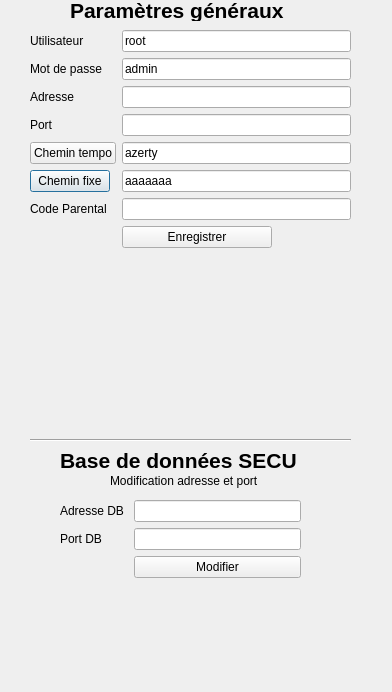
Above: c_options.ui from AlexSerfa/DVDFLIX before the change. Below: the same form after it.
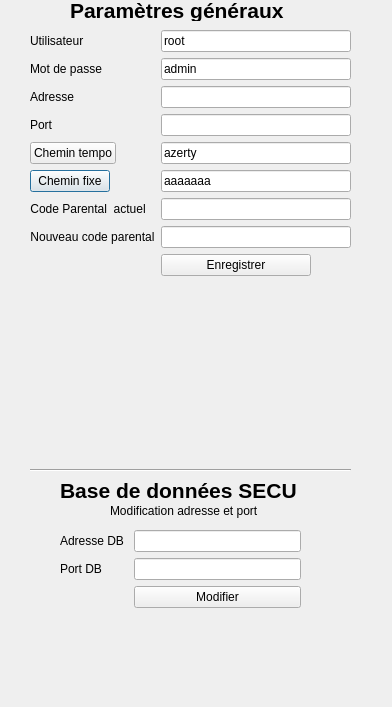
That is the form after the change.

Commit message: -ajout d'un champ pour nouveau code parental

Patch:
```diff
--- a/c_options.ui
+++ b/c_options.ui
@@ -7,7 +7,7 @@
     <x>0</x>
     <y>0</y>
     <width>392</width>
-    <height>692</height>
+    <height>707</height>
    </rect>
   </property>
   <property name="windowTitle">
@@ -19,7 +19,7 @@
      <x>30</x>
      <y>30</y>
      <width>321</width>
-     <height>341</height>
+     <height>371</height>
     </rect>
    </property>
    <layout class="QFormLayout" name="formLayout">
@@ -122,7 +122,13 @@
     <item row="6" column="0">
      <widget class="QLabel" name="label_5">
       <property name="text">
-       <string>Code Parental </string>
+       <string>Code Parental  actuel</string>
+      </property>
+      <property name="alignment">
+       <set>Qt::AlignCenter</set>
+      </property>
+      <property name="wordWrap">
+       <bool>true</bool>
       </property>
      </widget>
     </item>
@@ -145,7 +151,7 @@
       </property>
      </widget>
     </item>
-    <item row="7" column="1">
+    <item row="8" column="1">
      <widget class="QPushButton" name="pushButton">
       <property name="maximumSize">
        <size>
@@ -158,6 +164,22 @@
       </property>
      </widget>
     </item>
+    <item row="7" column="1">
+     <widget class="QLineEdit" name="lineEdit"/>
+    </item>
+    <item row="7" column="0">
+     <widget class="QLabel" name="label_11">
+      <property name="text">
+       <string>Nouveau code parental</string>
+      </property>
+      <property name="alignment">
+       <set>Qt::AlignCenter</set>
+      </property>
+      <property name="wordWrap">
+       <bool>true</bool>
+      </property>
+     </widget>
+    </item>
    </layout>
   </widget>
   <widget class="QLabel" name="label_13">
@@ -177,7 +199,7 @@
    <property name="geometry">
     <rect>
      <x>100</x>
-     <y>380</y>
+     <y>410</y>
      <width>191</width>
      <height>51</height>
     </rect>
@@ -190,7 +212,7 @@
    <property name="geometry">
     <rect>
      <x>60</x>
-     <y>500</y>
+     <y>530</y>
      <width>241</width>
      <height>161</height>
     </rect>
@@ -229,7 +251,7 @@
    <property name="geometry">
     <rect>
      <x>110</x>
-     <y>470</y>
+     <y>500</y>
      <width>201</width>
      <height>21</height>
     </rect>
@@ -242,7 +264,7 @@
    <property name="geometry">
     <rect>
      <x>60</x>
-     <y>450</y>
+     <y>480</y>
      <width>271</width>
      <height>21</height>
     </rect>
@@ -262,7 +284,7 @@
    <property name="geometry">
     <rect>
      <x>30</x>
-     <y>430</y>
+     <y>460</y>
      <width>321</width>
      <height>20</height>
     </rect>
```
Left out of the diff: 13 changed lines with no effect on the pictures.
